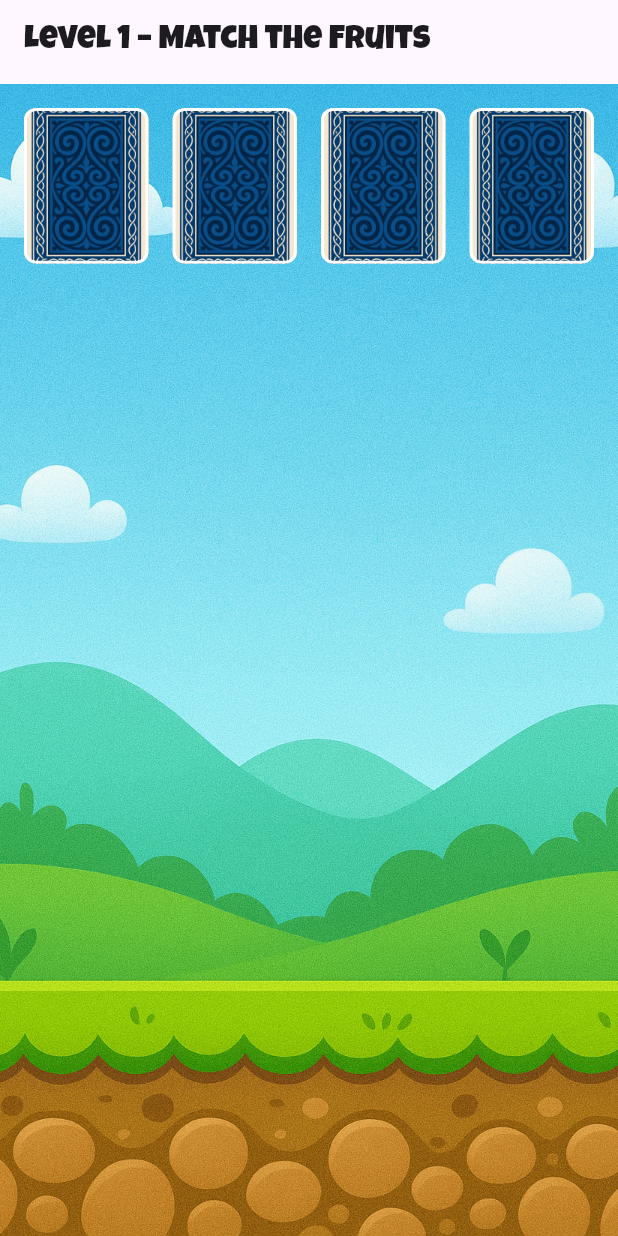
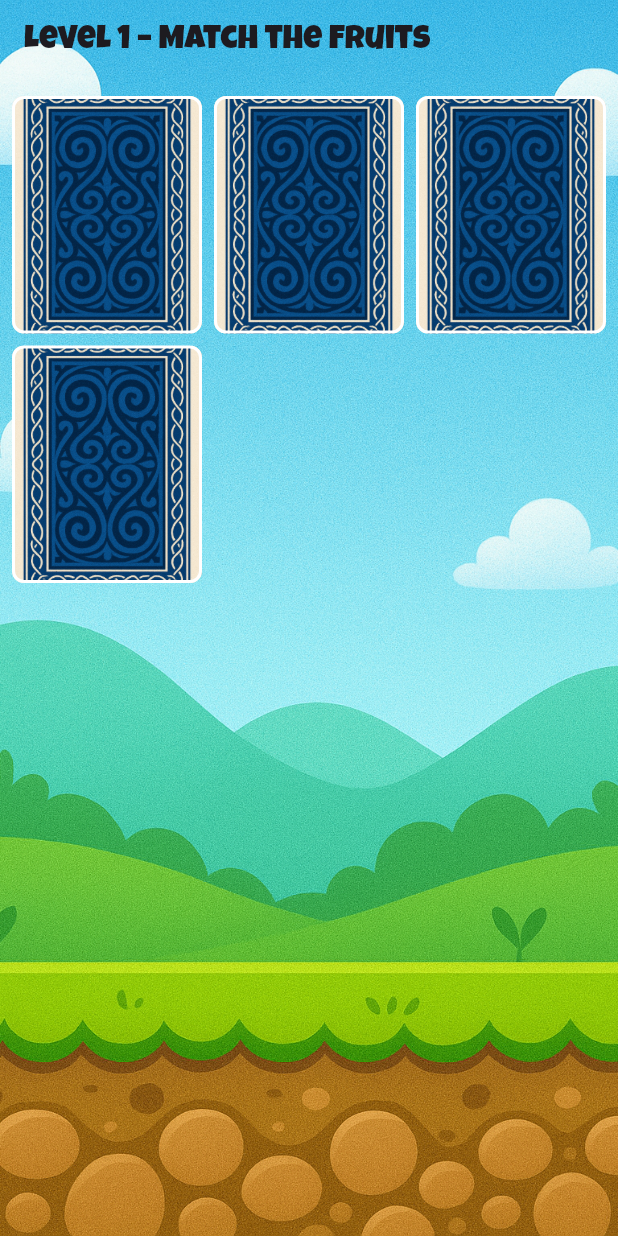
Before and after one commit to cyclone-pk/challenge_3, a Flutter app: the GameScreen screen opened directly, on a phone screen of 412 x 824 dp. Run offline on Flutter 3.47's test engine with Material 3 defaults, Android fonts, the phone set to English and light mode, and no system bars.

Commit message:
Flip-Card-Game

```diff
--- a/challenge_3-main/lib/ui/game_play_screen.dart
+++ b/challenge_3-main/lib/ui/game_play_screen.dart
@@ -6,6 +6,7 @@ import 'package:flutter/material.dart';
 import '../config/card_images.dart';
 
 class GameScreen extends StatefulWidget {
+  /// Starting level (1, 2 or 3)
   final int startingLevel;
   const GameScreen({super.key, this.startingLevel = 1});
 
@@ -14,15 +15,23 @@ class GameScreen extends StatefulWidget {
 }
 
 class _GameScreenState extends State<GameScreen> {
+  // Default card size parameters
+  static const double _defaultCardW = 100;
+  static const double _defaultAspect = 0.8;
+  static const double _spacing = 8;
+
+  // Level state
   late int level;
   final Map<int, int> fruitsPerLevel = {1: 2, 2: 6, 3: 15};
 
+  // Card data & flip/match state
   late List<String> cardData;
   List<bool> cardFlipped = [];
   List<bool> cardMatched = [];
   List<int> selectedIndices = [];
   int matchedPairs = 0;
 
+  // For drawing the connecting line
   final Map<int, GlobalKey> cardKeys = {};
   final GlobalKey stackKey = GlobalKey();
   Offset? lineStart, lineEnd;
@@ -35,6 +44,7 @@ class _GameScreenState extends State<GameScreen> {
   }
 
   void _initializeGame() {
+    // Pick N random fruit assets for this level
     final fruits = CardImages.pickRandom(fruitsPerLevel[level]!);
     cardData = [...fruits, ...fruits]..shuffle(Random());
 
@@ -44,10 +54,12 @@ class _GameScreenState extends State<GameScreen> {
     matchedPairs = 0;
     lineStart = lineEnd = null;
 
+    // Assign a GlobalKey to each card to find its position
     cardKeys.clear();
     for (var i = 0; i < cardData.length; i++) {
       cardKeys[i] = GlobalKey();
     }
+
     setState(() {});
   }
 
@@ -62,6 +74,7 @@ class _GameScreenState extends State<GameScreen> {
     });
 
     if (selectedIndices.length == 2) {
+      // After layout, compute line endpoints
       WidgetsBinding.instance.addPostFrameCallback((_) {
         final aBox = cardKeys[selectedIndices[0]]!
             .currentContext!
@@ -69,8 +82,10 @@ class _GameScreenState extends State<GameScreen> {
         final bBox = cardKeys[selectedIndices[1]]!
             .currentContext!
             .findRenderObject() as RenderBox;
+
         final aGlobal = aBox.localToGlobal(aBox.size.center(Offset.zero));
         final bGlobal = bBox.localToGlobal(bBox.size.center(Offset.zero));
+
         final stackBox =
         stackKey.currentContext!.findRenderObject() as RenderBox;
         setState(() {
@@ -79,6 +94,7 @@ class _GameScreenState extends State<GameScreen> {
         });
       });
 
+      // Delay then check match
       Future.delayed(const Duration(milliseconds: 800), () {
         final i = selectedIndices[0], j = selectedIndices[1];
         if (cardData[i] == cardData[j]) {
@@ -88,7 +104,9 @@ class _GameScreenState extends State<GameScreen> {
           cardFlipped[i] = cardFlipped[j] = false;
         }
         selectedIndices.clear();
-        setState(() => lineStart = lineEnd = null);
+        setState(() {
+          lineStart = lineEnd = null;
+        });
 
         if (matchedPairs == fruitsPerLevel[level]) {
           _showLevelDialog();
@@ -102,11 +120,10 @@ class _GameScreenState extends State<GameScreen> {
     showDialog(
       context: context,
       builder: (_) => AlertDialog(
-        title:
-        Text(isFinal ? 'All Levels Complete!' : 'Level $level Complete'),
+        title: Text(isFinal ? 'All Levels Complete!' : 'Level $level Complete'),
         content: Text(isFinal
             ? 'You’ve matched every fruit! Restart at Level 1?'
-            : 'Great! Proceed to Level ${level + 1}?'),
+            : 'Great job! Proceed to Level ${level + 1}?'),
         actions: [
           TextButton(
             onPressed: () {
@@ -114,32 +131,40 @@ class _GameScreenState extends State<GameScreen> {
               level = isFinal ? 1 : level + 1;
               _initializeGame();
             },
-            child: Text(
-                isFinal ? 'Restart Level 1' : 'Go to Level ${level + 1}'),
+            child: Text(isFinal ? 'Restart Level 1' : 'Go to Level ${level + 1}'),
           )
         ],
       ),
     );
   }
 
+  /// Computes grid params so N cards fill W×H exactly.
+  GridParams _computeGrid(double W, double H, int N) {
+    if (N == 0 || W == 0 || H == 0) return GridParams(1, 1, 1.0);
+    final aspect = W / H;
+    final rawCols = sqrt(N * aspect);
+    final cols = max(1, rawCols.floor());
+    final rows = (N / cols).ceil();
+    final cellW = W / cols;
+    final cellH = H / rows;
+    final childAspect = cellW / cellH;
+    return GridParams(cols, rows, childAspect);
+  }
+
   Widget _buildCard(int index) {
     if (cardMatched[index]) return const SizedBox();
-
     final isFlipped = cardFlipped[index];
-
     return GestureDetector(
       onTap: () => _onCardTap(index),
       child: AnimatedSwitcher(
-        duration: const Duration(milliseconds: 600),
-        transitionBuilder: (Widget child, Animation<double> animation) {
-          // Animate from pi to 0 on Y axis
-          final rotate = Tween(begin: pi, end: 0.0).animate(animation);
+        duration: const Duration(milliseconds: 400),
+        transitionBuilder: (child, anim) {
+          final rotate = Tween(begin: pi, end: 0.0).animate(anim);
           return AnimatedBuilder(
             animation: rotate,
             child: child,
-            builder: (context, child) {
+            builder: (_, child) {
               final isUnder = (ValueKey(isFlipped) != child!.key);
-              // slight tilt for realism
               var tilt = (rotate.value - pi / 2).abs() - pi / 2;
               tilt *= isUnder ? -0.003 : 0.003;
               final matrix = Matrix4.rotationY(rotate.value)
@@ -152,10 +177,6 @@ class _GameScreenState extends State<GameScreen> {
             },
           );
         },
-        layoutBuilder: (widget, list) =>
-            Stack(children: [widget!, ...list]),
-        switchInCurve: Curves.easeInBack,
-        switchOutCurve: Curves.easeInBack,
         child: Container(
           key: ValueKey(isFlipped),
           decoration: BoxDecoration(
@@ -163,7 +184,8 @@ class _GameScreenState extends State<GameScreen> {
             border: Border.all(color: Colors.white, width: 2),
             image: DecorationImage(
               image: AssetImage(
-                  isFlipped ? cardData[index] : CardImages.cardBack),
+                isFlipped ? cardData[index] : CardImages.cardBack,
+              ),
               fit: BoxFit.cover,
             ),
           ),
@@ -174,42 +196,86 @@ class _GameScreenState extends State<GameScreen> {
 
   @override
   Widget build(BuildContext context) {
-    final crossCount = MediaQuery.sizeOf(context).width ~/ 100;
+    // Calculate available width & height for the grid
+    final mq = MediaQuery.of(context);
+    final W = mq.size.width - 16; // horizontal padding
+    final H = mq.size.height
+        - kToolbarHeight
+        - mq.padding.top
+        - mq.padding.bottom
+        - 16; // vertical padding
+
+    // Default grid metrics
+    final defaultCols =
+    max(1, (W + _spacing) ~/ (_defaultCardW + _spacing));
+    final defaultRows = (cardData.length / defaultCols).ceil();
+    final totalDefaultH =
+        defaultRows * (_defaultCardW / _defaultAspect) +
+            (defaultRows - 1) * _spacing;
+
+    // Choose default or auto-fit layout
+    int cols;
+    double childAspect;
+    if (totalDefaultH <= H) {
+      cols = defaultCols;
+      childAspect = _defaultAspect;
+    } else {
+      final params = _computeGrid(W, H, cardData.length);
+      cols = params.cols;
+      childAspect = params.childAspect;
+    }
+
     return Scaffold(
-      backgroundColor: Colors.indigo[900],
-      appBar: AppBar(title: Text('Level ${level} – Match the Fruits')),
+      extendBodyBehindAppBar: true,
+      appBar: AppBar(
+        title: Text('Level ${level} – Match the Fruits'),
+        backgroundColor: Colors.transparent,
+        elevation: 0,
+      ),
       body: Stack(
         key: stackKey,
         children: [
+          // Full-screen game background
           Positioned.fill(
             child: Image.asset(
               'assets/images/game_background.png',
               fit: BoxFit.cover,
             ),
           ),
+
+          // Grid of cards
           Padding(
-            padding: const EdgeInsets.all(16),
+            padding: const EdgeInsets.all(8),
             child: GridView.builder(
-              gridDelegate:
-              SliverGridDelegateWithFixedCrossAxisCount(
-                crossAxisCount: crossCount,
-                crossAxisSpacing: 16,
-                mainAxisSpacing: 16,
-                childAspectRatio: .8,
+              physics: const NeverScrollableScrollPhysics(),
+              gridDelegate: SliverGridDelegateWithFixedCrossAxisCount(
+                crossAxisCount: cols,
+                childAspectRatio: childAspect,
+                crossAxisSpacing: _spacing,
+                mainAxisSpacing: _spacing,
               ),
               itemCount: cardData.length,
               itemBuilder: (_, i) => _buildCard(i),
             ),
           ),
+
+          // Connecting line
           if (lineStart != null && lineEnd != null)
             Positioned.fill(
-              child:
-              CustomPaint(painter: _LinePainter(lineStart!, lineEnd!)),
+              child: CustomPaint(
+                painter: _LinePainter(lineStart!, lineEnd!),
+              ),
             ),
         ],
       ),
     );
   }
+}
+
+class GridParams {
+  final int cols, rows;
+  final double childAspect;
+  GridParams(this.cols, this.rows, this.childAspect);
 }
 
 class _LinePainter extends CustomPainter {
```
Also changed, not shown: 4 other files.
